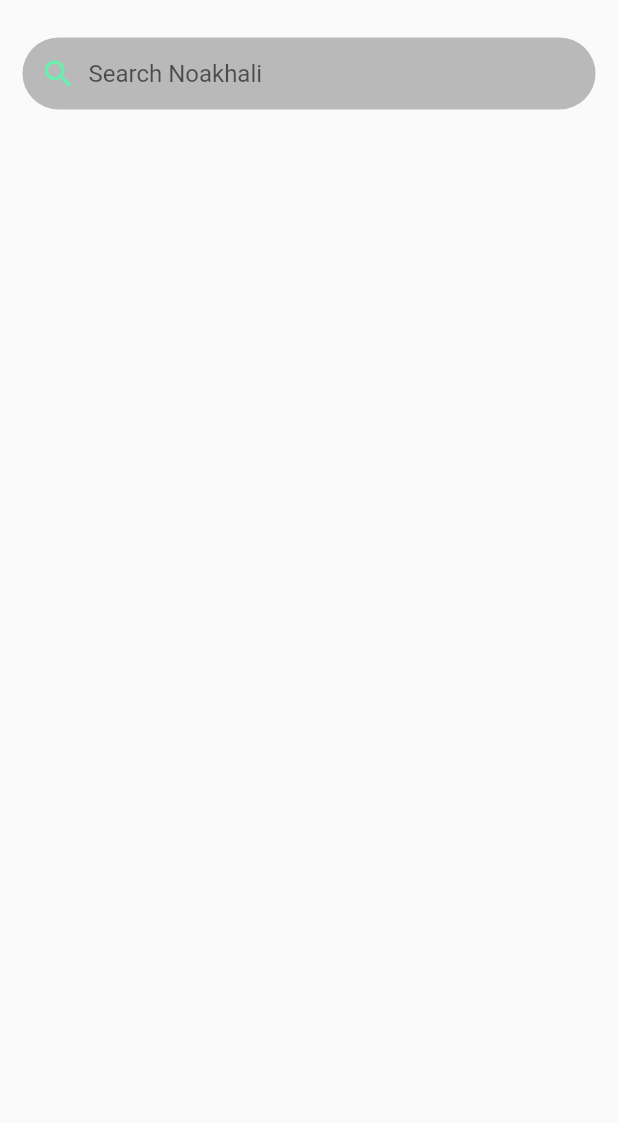
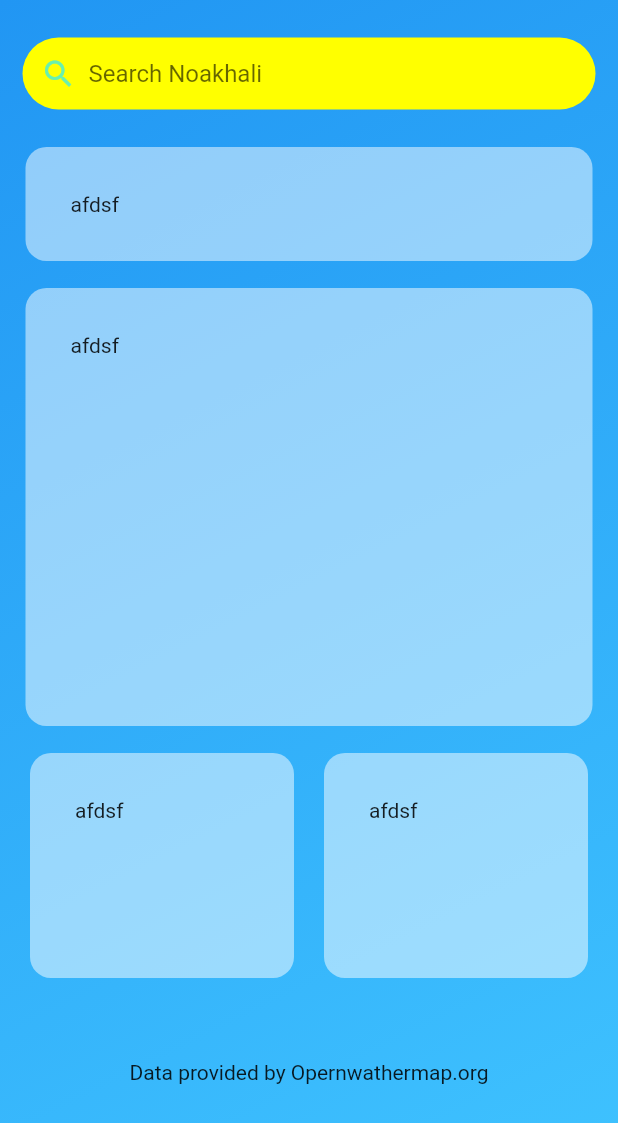
Before and after one commit to musfique113/WeatherMate, a Flutter app: the screen it shows after launch, on a phone screen of 412 x 824 dp. Shown: the top 1123 px of the screen. Run offline on Flutter 3.47's test engine with Material 2 defaults, Android fonts, the phone set to English and light mode, and no system bars; our stand-ins replace flutter_spinkit; network calls fail.

Commit message:
the UI to preview weather info is sorted

```diff
--- a/lib/Activity/home.dart
+++ b/lib/Activity/home.dart
@@ -38,13 +38,23 @@ class _HomeState extends State<Home> {
     return Scaffold(
       body: SafeArea(
         child: Container(
+          decoration: BoxDecoration(
+            gradient: LinearGradient(
+              begin: Alignment.topLeft,
+              end: Alignment.bottomRight,
+              colors: [
+                Colors.blue,
+                Colors.lightBlueAccent
+              ]
+            ),
+          ),
           child: Column(
             children: [
               Container( //this is the serarch contailer
                 padding: EdgeInsets.symmetric(horizontal: 8),
                 margin: EdgeInsets.symmetric(horizontal: 15,vertical: 25),
                 decoration: BoxDecoration(
-                  color: Colors.black26,
+                  color: Colors.yellowAccent,
                   borderRadius: BorderRadius.circular(24)
                 ),
                 child: Row(
@@ -63,9 +73,78 @@ class _HomeState extends State<Home> {
                     )
                   ],
                 ),
+              ),
+              Row(
+                children: [
+                  Expanded(
+                    child: Container(
+                      decoration: BoxDecoration(
+                        color: Colors.white.withOpacity(0.5),
+                        borderRadius: BorderRadius.circular(14)
+                      ),
+                      margin: EdgeInsets.symmetric(horizontal: 17),
+                      padding: EdgeInsets.all(30),
+                      child:Text('afdsf') ,
+                    ),
+                  ),
+                ],
+              ),
+              Row(
+                children: [
+                  Expanded(
+                    child: Container(
+                      height: 292,
+                      decoration: BoxDecoration(
+                          color: Colors.white.withOpacity(0.5),
+                          borderRadius: BorderRadius.circular(14)
+                      ),
+                      margin: EdgeInsets.symmetric(horizontal: 17,vertical: 18),
+                      padding: EdgeInsets.all(30),
+                      child:Text('afdsf') ,
+                    ),
+                  ),
+                ],
+              ),
+              Row(
+                mainAxisAlignment: MainAxisAlignment.spaceEvenly,
+                children: [
+                  Expanded(
+                    child: Container(
+                      decoration: BoxDecoration(
+                          color: Colors.white.withOpacity(0.5),
+                          borderRadius: BorderRadius.circular(14)
+                      ),
+                      margin: EdgeInsets.fromLTRB(20,0,10,0),
+                      padding: EdgeInsets.all(30),
+                      height: 150,
+                      child:Text('afdsf') ,
+                    ),
+                  ),
+                  Expanded(
+                    child: Container(
+                      decoration: BoxDecoration(
+                          color: Colors.white.withOpacity(0.5),
+                          borderRadius: BorderRadius.circular(14)
+                      ),
+                      margin: EdgeInsets.fromLTRB(10,0,20,0),
+                      padding: EdgeInsets.all(30),
+                      height: 150,
+                      child:Text('afdsf') ,
+                    ),
+                  ),
+                ],
+              ),
+              Container(
+                padding: EdgeInsets.all(55),
+                child:Column(
+                  mainAxisAlignment: MainAxisAlignment.end,
+                  children: [
+                    Text("Data provided by Opernwathermap.org")
+                  ],
+                ),
               )
             ],
-          )
+          ),
         ),
       ),
     );
```
